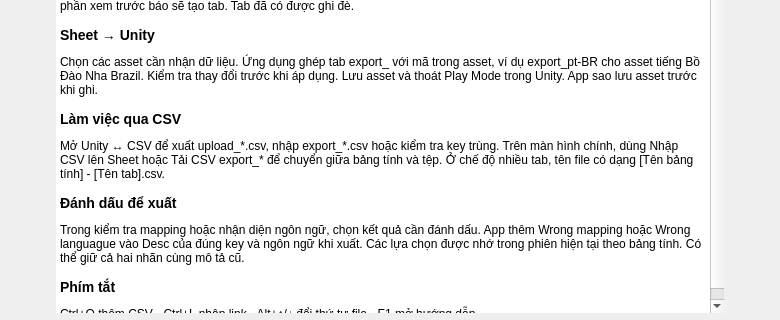
longnguy3n/Import-Localize, file src/import_localize/ui/forms/help_dialog.ui: the form before one commit; both pictures show x 0 to 780 and y 240 to 560 of the 780 by 713 pixel window.
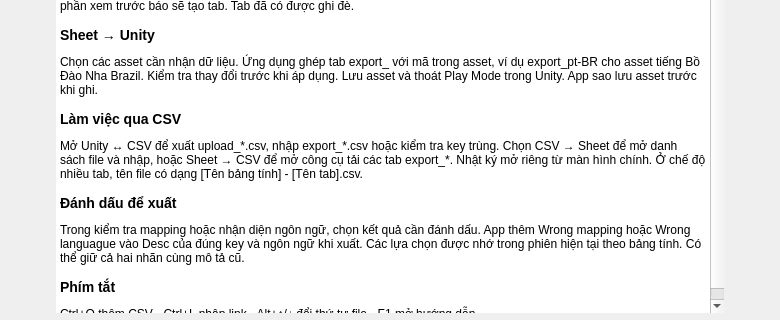
The form after the commit.

```diff
--- a/src/import_localize/ui/forms/help_dialog.ui
+++ b/src/import_localize/ui/forms/help_dialog.ui
@@ -175,7 +175,7 @@
             </size>
            </property>
            <property name="html">
-            <string>&lt;h3&gt;Chọn bảng tính&lt;/h3&gt;&lt;p&gt;Dán link chia sẻ của bảng tính từ Google Drive hoặc Google Sheets. Kiểm tra tên bảng ngay dưới ô link. Lần đầu, mở Cài đặt → Google Sheets để đăng nhập.&lt;/p&gt;&lt;h3&gt;Unity → Sheet&lt;/h3&gt;&lt;p&gt;Chọn các asset một ngôn ngữ, xem trước từng cặp rồi ghi. Ví dụ asset có mã vi sẽ vào tab upload_vi. Nếu tab còn thiếu, phần xem trước báo sẽ tạo tab. Tab đã có được ghi đè.&lt;/p&gt;&lt;h3&gt;Sheet → Unity&lt;/h3&gt;&lt;p&gt;Chọn các asset cần nhận dữ liệu. Ứng dụng ghép tab export_ với mã trong asset, ví dụ export_pt-BR cho asset tiếng Bồ Đào Nha Brazil. Kiểm tra thay đổi trước khi áp dụng. Lưu asset và thoát Play Mode trong Unity. App sao lưu asset trước khi ghi.&lt;/p&gt;&lt;h3&gt;Làm việc qua CSV&lt;/h3&gt;&lt;p&gt;Mở Unity ↔ CSV để xuất upload_*.csv, nhập export_*.csv hoặc kiểm tra key trùng. Trên màn hình chính, dùng Nhập CSV lên Sheet hoặc Tải CSV export_* để chuyển giữa bảng tính và tệp. Ở chế độ nhiều tab, tên file có dạng [Tên bảng tính] - [Tên tab].csv.&lt;/p&gt;&lt;h3&gt;Đánh dấu để xuất&lt;/h3&gt;&lt;p&gt;Trong kiểm tra mapping hoặc nhận diện ngôn ngữ, chọn kết quả cần đánh dấu. App thêm Wrong mapping hoặc Wrong languague vào Desc của đúng key và ngôn ngữ khi xuất. Các lựa chọn được nhớ trong phiên hiện tại theo bảng tính. Có thể giữ cả hai nhãn cùng mô tả cũ.&lt;/p&gt;&lt;h3&gt;Phím tắt&lt;/h3&gt;&lt;p&gt;Ctrl+O thêm CSV · Ctrl+L nhập link · Alt+↑/↓ đổi thứ tự file · F1 mở hướng dẫn.&lt;/p&gt;</string>
+            <string>&lt;h3&gt;Chọn bảng tính&lt;/h3&gt;&lt;p&gt;Dán link chia sẻ của bảng tính từ Google Drive hoặc Google Sheets. Kiểm tra tên bảng ngay dưới ô link. Lần đầu, mở Cài đặt → Google Sheets để đăng nhập.&lt;/p&gt;&lt;h3&gt;Unity → Sheet&lt;/h3&gt;&lt;p&gt;Chọn các asset một ngôn ngữ, xem trước từng cặp rồi ghi. Ví dụ asset có mã vi sẽ vào tab upload_vi. Nếu tab còn thiếu, phần xem trước báo sẽ tạo tab. Tab đã có được ghi đè.&lt;/p&gt;&lt;h3&gt;Sheet → Unity&lt;/h3&gt;&lt;p&gt;Chọn các asset cần nhận dữ liệu. Ứng dụng ghép tab export_ với mã trong asset, ví dụ export_pt-BR cho asset tiếng Bồ Đào Nha Brazil. Kiểm tra thay đổi trước khi áp dụng. Lưu asset và thoát Play Mode trong Unity. App sao lưu asset trước khi ghi.&lt;/p&gt;&lt;h3&gt;Làm việc qua CSV&lt;/h3&gt;&lt;p&gt;Mở Unity ↔ CSV để xuất upload_*.csv, nhập export_*.csv hoặc kiểm tra key trùng. Chọn CSV → Sheet để mở danh sách file và nhập, hoặc Sheet → CSV để mở công cụ tải các tab export_*. Nhật ký mở riêng từ màn hình chính. Ở chế độ nhiều tab, tên file có dạng [Tên bảng tính] - [Tên tab].csv.&lt;/p&gt;&lt;h3&gt;Đánh dấu để xuất&lt;/h3&gt;&lt;p&gt;Trong kiểm tra mapping hoặc nhận diện ngôn ngữ, chọn kết quả cần đánh dấu. App thêm Wrong mapping hoặc Wrong languague vào Desc của đúng key và ngôn ngữ khi xuất. Các lựa chọn được nhớ trong phiên hiện tại theo bảng tính. Có thể giữ cả hai nhãn cùng mô tả cũ.&lt;/p&gt;&lt;h3&gt;Phím tắt&lt;/h3&gt;&lt;p&gt;Ctrl+O thêm CSV · Ctrl+L nhập link · Alt+↑/↓ đổi thứ tự file · F1 mở hướng dẫn.&lt;/p&gt;</string>
            </property>
            <property name="openExternalLinks">
             <bool>true</bool>
```
